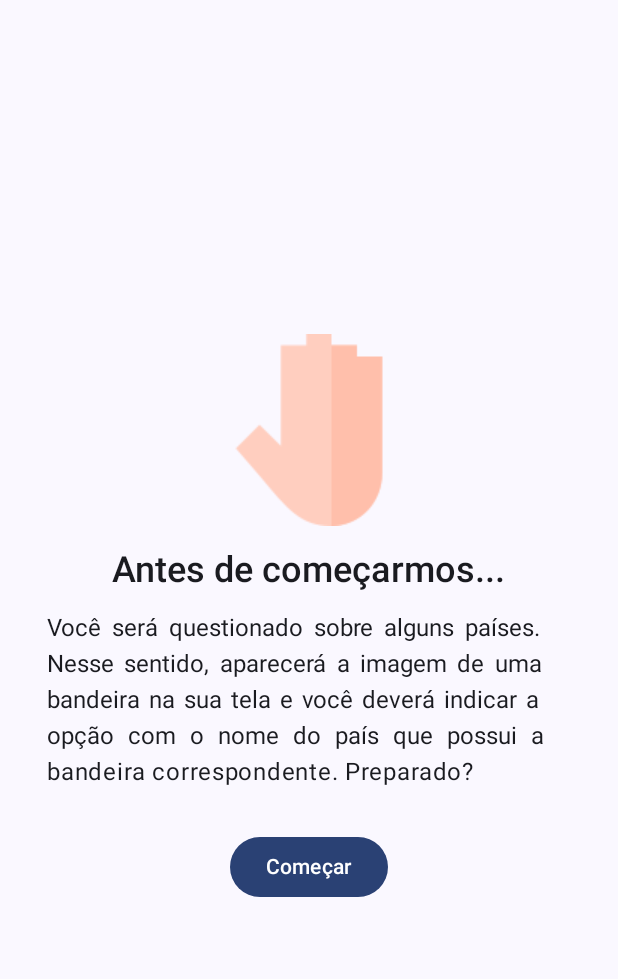
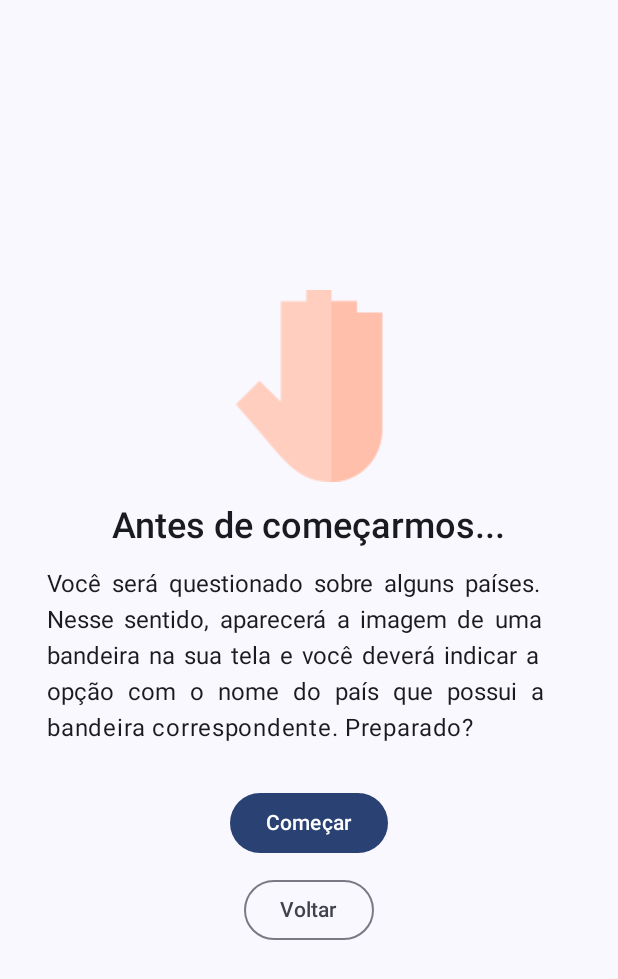
Before and after one commit to bptiago/QuizApp, an Android app built with Jetpack Compose: the screen it shows after launch (MainActivity), after a tap on "Começar Quiz", on a phone screen of 412 x 824 dp. Shown: the top 979 px of the screen. Run offline under Robolectric (Android 15) with nearby library versions, the phone set to English and light mode, and no system bars; our stand-ins replace Room's generated code.

Commit message:
Add back button for QuizWelcome screen

```diff
--- a/app/src/main/java/com/puc/quiz/ui/screens/BaseScreen.kt
+++ b/app/src/main/java/com/puc/quiz/ui/screens/BaseScreen.kt
@@ -37,7 +37,8 @@ fun BaseScreen(
 
         composable("quiz") {
             QuizWelcomeScreen(
-                onQuestionClick = {navController.navigate("question/0")}
+                onQuestionClick = {navController.navigate("question/0")},
+                onBack = {navController.navigate("home")}
             )
         }
 
@@ -66,5 +67,4 @@ fun BaseScreen(
             }
         }
     }
-
 }
--- a/app/src/main/java/com/puc/quiz/ui/screens/QuizWelcomeScreen.kt
+++ b/app/src/main/java/com/puc/quiz/ui/screens/QuizWelcomeScreen.kt
@@ -10,6 +10,7 @@ import androidx.compose.foundation.layout.padding
 import androidx.compose.foundation.layout.size
 import androidx.compose.material3.Button
 import androidx.compose.material3.MaterialTheme
+import androidx.compose.material3.OutlinedButton
 import androidx.compose.material3.Text
 import androidx.compose.runtime.Composable
 import androidx.compose.ui.Alignment
@@ -22,7 +23,7 @@ import androidx.compose.ui.unit.dp
 import com.puc.quiz.R
 
  @Composable
- fun QuizWelcomeScreen(onQuestionClick: () -> Unit) {
+ fun QuizWelcomeScreen(onQuestionClick: () -> Unit, onBack: () -> Unit) {
      Column(
          modifier = Modifier
              .fillMaxSize()
@@ -60,5 +61,11 @@ import com.puc.quiz.R
          Button(onClick = onQuestionClick) {
              Text("Começar")
          }
+
+         Spacer(modifier = Modifier.size(10.dp))
+
+         OutlinedButton(onClick = onBack) {
+             Text(text = "Voltar")
+         }
      }
  }
```
